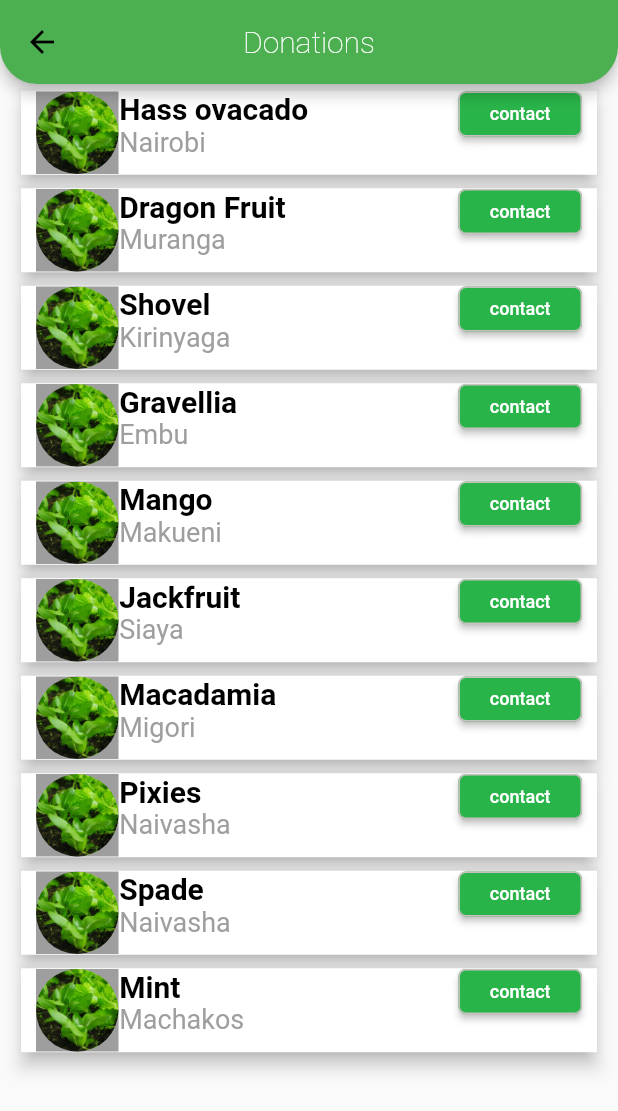
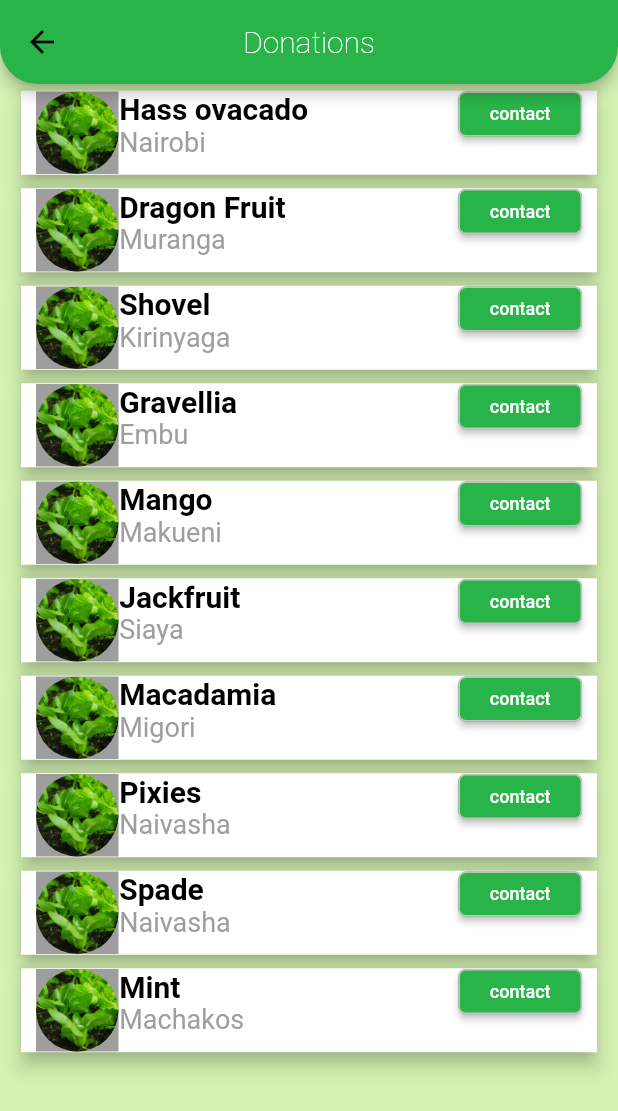
Before and after one commit to Hellen-Obwaya/betagric, a Flutter app: the Donations screen opened directly, on a phone screen of 412 x 824 dp. Shown: the top 1111 px of the screen. Run offline on Flutter 3.47's test engine with Material 2 defaults, Android fonts, the light colour scheme and no system bars; our stand-ins replace firebase_core, flutter_smart_dialog, get; missing offline and left inert: dart:html; accounts and stored records are empty; network calls fail.

Commit message:
updated donations

```diff
--- a/lib/screens/donations.dart
+++ b/lib/screens/donations.dart
@@ -35,6 +35,7 @@ class Donations extends StatelessWidget {
   @override
   Widget build(BuildContext context) {
     return Scaffold(
+      backgroundColor: Color.fromARGB(255, 212, 242, 178),
       appBar: AppBar(
         title: const Text(
           "Donations",
@@ -42,7 +43,7 @@ class Donations extends StatelessWidget {
               color: Colors.white, fontSize: 20, fontWeight: FontWeight.w100),
         ),
         centerTitle: true,
-        backgroundColor: Colors.green,
+        backgroundColor: Color.fromARGB(255, 41, 180, 73),
         shape: RoundedRectangleBorder(
             borderRadius: BorderRadius.only(
                 bottomLeft: Radius.circular(25),
```
